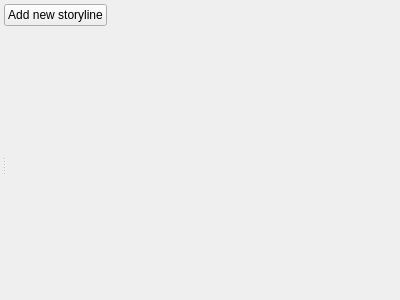
First picture: the form in ui/plot_editor_widget.ui, repository zkovari/plotlyst, before the edit.
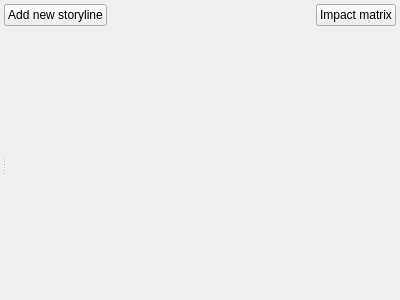
Second picture: the form after the edit. The open tabs and pages were chosen to show the change.

Commit message: Storylines impact matrix

```diff
--- a/ui/plot_editor_widget.ui
+++ b/ui/plot_editor_widget.ui
@@ -94,6 +94,25 @@
         </property>
        </spacer>
       </item>
+      <item>
+       <widget class="QPushButton" name="btnImpactMatrix">
+        <property name="cursor">
+         <cursorShape>PointingHandCursor</cursorShape>
+        </property>
+        <property name="toolTip">
+         <string>Display how the storylines impact each other</string>
+        </property>
+        <property name="text">
+         <string>Impact matrix</string>
+        </property>
+        <property name="checkable">
+         <bool>true</bool>
+        </property>
+        <property name="base" stdset="0">
+         <bool>true</bool>
+        </property>
+       </widget>
+      </item>
      </layout>
     </widget>
    </item>
```
Left out of the diff: 19 changed lines with no effect on the pictures. The commit also changes 1 other file.
